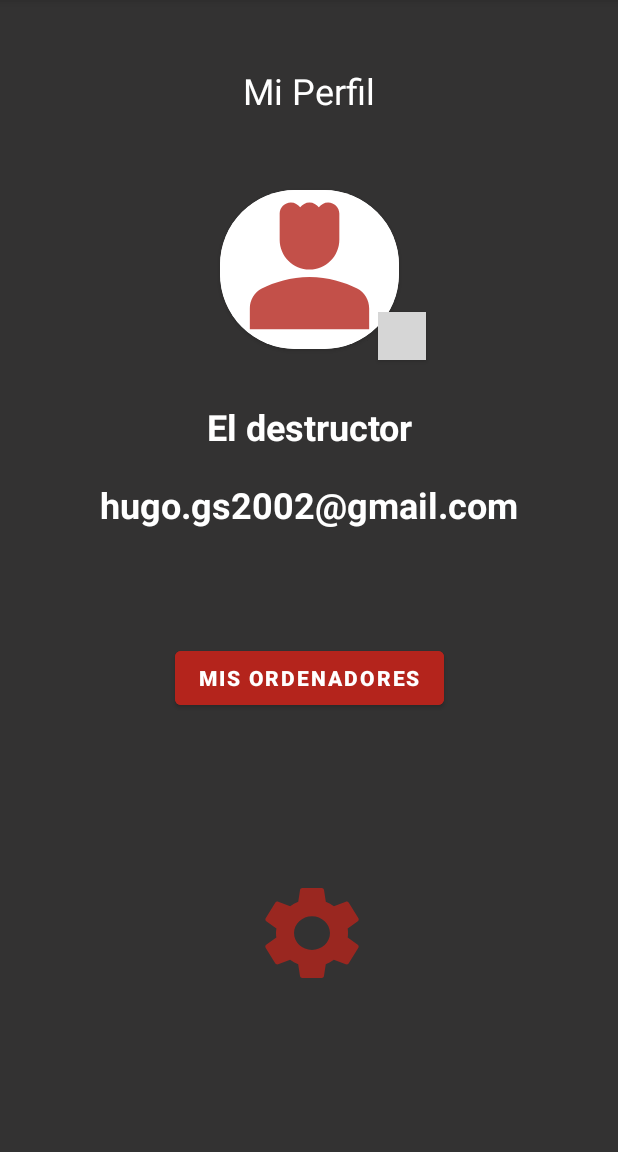
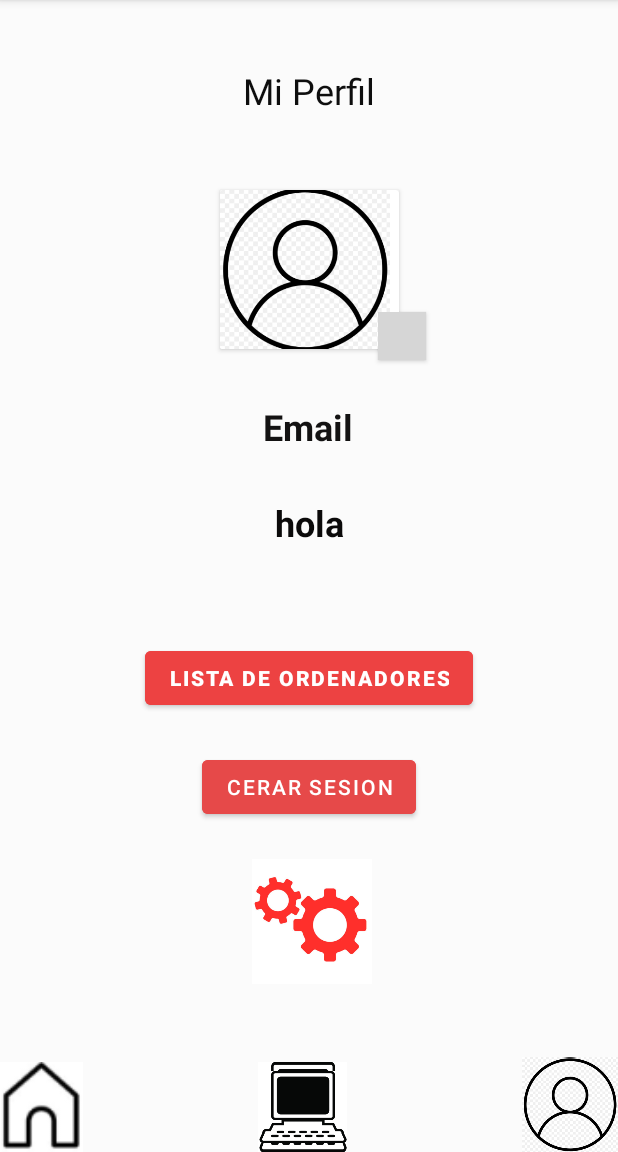
Before and after one commit to Hugo-Gomez-Sanchez-01101/tfg-proyect-2023, an Android app: the PerfilActivity screen opened directly, with no data from a screen before it, on a phone screen of 412 x 824 dp, the part 84-1236 px from its top. Run offline under Robolectric (Android 15) with nearby library versions, the phone set to English and light mode, and no system bars; our stand-ins replace Firebase (no records; nobody signed in at launch, a user with empty details on screens opened directly); grey boxes are pictures that could not be loaded.

Commit message:
Funcionalidad del desplazamiento por la aplicacion con los botones  principales en la pantalla de abajo y creacion del perfil de usuario.

```diff
--- a/app/src/main/AndroidManifest.xml
+++ b/app/src/main/AndroidManifest.xml
@@ -23,6 +23,7 @@
         <activity android:name=".PerfilActivity" />
         <activity android:name=".ListaOrdenadoresActivity" />
         <activity android:name=".VistaOrdenadorActivity" />
+        <activity android:name=".ActividadMenu"></activity>
         <activity
             android:name=".RegistroLoginActivity"
             android:exported="true">
--- a/app/src/main/java/com/example/apptfg/PerfilActivity.java
+++ b/app/src/main/java/com/example/apptfg/PerfilActivity.java
@@ -1,17 +1,69 @@
 package com.example.apptfg;
 
+import static com.example.apptfg.R.id.lblPhone;
+
+import android.annotation.SuppressLint;
+import android.content.Context;
 import android.content.Intent;
+import android.content.SharedPreferences;
 import android.os.Bundle;
+import android.view.View;
+import android.widget.Button;
+import android.widget.EditText;
+import android.widget.ImageButton;
 
 import androidx.annotation.Nullable;
 import androidx.appcompat.app.AppCompatActivity;
 
+import com.google.firebase.auth.FirebaseAuth;
+
 public class PerfilActivity extends AppCompatActivity {
+    private ImageButton iUsuario,iCasa, iOrdenador;
+
+
+
     @Override
     protected void onCreate(@Nullable Bundle savedInstanceState) {
         super.onCreate(savedInstanceState);
         setContentView(R.layout.activity_perfil);
         findViewById(R.id.btnListaOrdenadores).setOnClickListener(view -> verListaOrdenadores());
+        findViewById(R.id.btnCerrarSesion).setOnClickListener(View -> cerrarSesion());
+
+        iCasa = findViewById(R.id.iCasa);
+        iOrdenador = findViewById(R.id.iOrdenador);
+        iUsuario = findViewById(R.id.iUsuario);
+
+
+        iCasa.setOnClickListener(v -> {
+            Intent intent = new Intent(this, ListaOrdenadoresActivity.class);
+            startActivity(intent);
+
+        });
+        iOrdenador.setOnClickListener(v ->{
+            Intent intent = new Intent(this, ActividadMenu.class);
+            startActivity(intent);
+        } );
+
+        iUsuario.setOnClickListener(v ->{
+            Intent intent = new Intent(this, PerfilActivity.class);
+            startActivity(intent);
+        });
+
+
+
+
+
+
+
+
+    }
+
+    private void cerrarSesion() {
+        SharedPreferences.Editor prefs = getSharedPreferences(getString(R.string.prefs_file), Context.MODE_PRIVATE).edit();
+        prefs.clear();
+        prefs.apply();
+        FirebaseAuth.getInstance().signOut();
+        onBackPressed();
     }
 
     private void verListaOrdenadores() {
--- a/app/src/main/java/com/example/apptfg/RegistroLoginActivity.java
+++ b/app/src/main/java/com/example/apptfg/RegistroLoginActivity.java
@@ -108,7 +108,7 @@ public class RegistroLoginActivity extends AppCompatActivity {
     }
 
     private void irHome(String email, ProviderType proveedor){
-        Intent i = new Intent(this, ResultadosActivity.class);
+        Intent i = new Intent(this, ListaOrdenadoresActivity.class);
         i.putExtra("email",email);
         i.putExtra("proveedor",proveedor + "");
         startActivity(i);
--- a/app/src/main/res/layout/activity_perfil.xml
+++ b/app/src/main/res/layout/activity_perfil.xml
@@ -4,7 +4,7 @@
     xmlns:tools="http://schemas.android.com/tools"
     android:layout_width="match_parent"
     android:layout_height="match_parent"
-    android:background="#DC131212">
+    android:background="#DCFBFBFB">
 
     <androidx.cardview.widget.CardView
         android:id="@+id/cardView"
@@ -12,20 +12,20 @@
         android:layout_height="106dp"
         android:layout_margin="5dp"
         android:elevation="10dp"
-        app:cardCornerRadius="50dp"
+
         app:layout_constraintBottom_toBottomOf="parent"
         app:layout_constraintEnd_toEndOf="parent"
         app:layout_constraintStart_toStartOf="parent"
         app:layout_constraintTop_toTopOf="parent"
         app:layout_constraintVertical_bias="0.186">
 
-        <ImageView
+        <ImageButton
             android:id="@+id/imagenPerfil"
-            android:layout_width="match_parent"
+            android:layout_width="113dp"
             android:layout_height="match_parent"
             android:background="@color/white"
             android:scaleType="centerCrop"
-            app:srcCompat="@drawable/profile" />
+            app:srcCompat="@drawable/usuariotfg" />
     </androidx.cardview.widget.CardView>
 
     <Button
@@ -35,38 +35,39 @@
         android:layout_marginTop="208dp"
         android:layout_marginEnd="128dp"
         android:background="@drawable/lapiz"
-        android:backgroundTint="#FFB4241C"
+        android:backgroundTint="#1CB4AF"
         app:iconGravity="textEnd"
         app:iconPadding="1dp"
         app:iconSize="20dp"
-        app:iconTint="#FFFFFF"
+        app:iconTint="#BD0E0E"
         app:layout_constraintEnd_toEndOf="parent"
         app:layout_constraintTop_toTopOf="parent" />
 
     <TextView
-        android:id="@+id/nombreUsuario17Lbl"
+        android:id="@+id/lblEmail"
         android:layout_width="238dp"
         android:layout_height="37dp"
-        android:layout_marginTop="268dp"
-        android:text="El destructor"
+        android:text="Email"
         android:textAlignment="center"
-        android:textColor="#FFFFFF"
+        android:textColor="#131212"
         android:textSize="24sp"
         android:textStyle="bold"
+        app:layout_constraintBottom_toBottomOf="parent"
         app:layout_constraintEnd_toEndOf="parent"
+        app:layout_constraintHorizontal_bias="0.497"
         app:layout_constraintStart_toStartOf="parent"
-        app:layout_constraintTop_toTopOf="parent" />
+        app:layout_constraintTop_toTopOf="parent"
+        app:layout_constraintVertical_bias="0.367" />
 
     <TextView
-        android:id="@+id/nombreUsuario17Lbl2"
+        android:id="@+id/lblPerfil"
         android:layout_width="238dp"
         android:layout_height="37dp"
         android:layout_marginTop="44dp"
-        android:autoText="false"
         android:freezesText="false"
         android:text="Mi Perfil"
         android:textAlignment="center"
-        android:textColor="#FFFFFF"
+        android:textColor="#0E0E0E"
         android:textColorHighlight="#FFFFFF"
         android:textSize="24sp"
         app:layout_constraintEnd_toEndOf="parent"
@@ -75,14 +76,14 @@
         app:layout_constraintTop_toTopOf="parent" />
 
     <TextView
-        android:id="@+id/correoUsuarioLbl"
-        android:layout_width="322dp"
-        android:layout_height="0dp"
+        android:id="@+id/lblPhone"
+        android:layout_width="362dp"
+        android:layout_height="48dp"
         android:layout_marginTop="320dp"
         android:layout_marginBottom="36dp"
-        android:text="hugo.gs2002@gmail.com"
+        android:text="hola"
         android:textAlignment="center"
-        android:textColor="#FFFFFF"
+        android:textColor="#0B0A0A"
         android:textSize="24sp"
         android:textStyle="bold"
         app:layout_constraintBottom_toTopOf="@+id/btnListaOrdenadores"
@@ -96,29 +97,86 @@
         android:layout_width="wrap_content"
         android:layout_height="wrap_content"
         android:layout_marginBottom="292dp"
-        android:backgroundTint="#B4241C"
-        android:text="Mis Ordenadores"
+        android:backgroundTint="#ED4242"
+        android:text="Lista de ordenadores"
         android:textStyle="bold"
         app:layout_constraintBottom_toBottomOf="parent"
         app:layout_constraintEnd_toEndOf="parent"
         app:layout_constraintStart_toStartOf="parent"
-        app:layout_constraintTop_toBottomOf="@+id/correoUsuarioLbl" />
+         />
+
 
     <Button
+        android:id="@+id/btnCerrarSesion"
+        android:layout_width="wrap_content"
+        android:layout_height="wrap_content"
+        android:backgroundTint="#E64949"
+        android:text="Cerar Sesion"
+        app:iconTint="#DF4B4B"
+        app:layout_constraintBottom_toTopOf="@+id/btnAjustes"
+        app:layout_constraintEnd_toEndOf="parent"
+        app:layout_constraintStart_toStartOf="parent"
+        app:layout_constraintTop_toBottomOf="@+id/btnListaOrdenadores"
+        tools:ignore="MissingConstraints"></Button>
+
+    <ImageButton
         android:id="@+id/btnAjustes"
-        android:layout_width="64dp"
-        android:layout_height="60dp"
-        android:layout_marginEnd="172dp"
-        android:layout_marginBottom="116dp"
-        android:background="@drawable/ajustes"
-        android:backgroundTint="#B4241C"
+        android:layout_width="80dp"
+        android:layout_height="83dp"
+        android:layout_marginEnd="164dp"
+        android:layout_marginBottom="112dp"
+        android:background="@drawable/ajustestfg"
+        android:backgroundTint="#FFFFFF"
         android:hapticFeedbackEnabled="false"
+        android:scaleType="centerInside"
+        android:src="@drawable/ajustestfg"
         android:textColor="#B4241C"
         android:textColorHighlight="#B4241C"
         android:textStyle="bold"
         app:iconGravity="top"
         app:iconTint="#B4241C"
         app:layout_constraintBottom_toBottomOf="parent"
-        app:layout_constraintEnd_toEndOf="parent" />
+        app:layout_constraintEnd_toEndOf="parent"
+        tools:src="@drawable/ajustestfg" />
+    <ImageButton
+        android:id="@+id/iCasa"
+        android:layout_width="55dp"
+        android:layout_height="60dp"
+        android:layout_marginEnd="344dp"
+        android:background="#FFFFFF"
+        android:foreground="@drawable/casitatf"
+        android:src="@drawable/casitatf"
+        app:layout_constraintBottom_toBottomOf="parent"
 
+        app:layout_constraintStart_toStartOf="parent"
+        tools:ignore="MissingConstraints">
+
+    </ImageButton>
+
+    <ImageButton
+        android:id="@+id/iUsuario"
+        android:layout_width="64dp"
+        android:layout_height="63dp"
+        android:background="@drawable/usuariotfg"
+        android:scaleType="centerInside"
+        android:src="@drawable/usuariotfg"
+        app:layout_constraintBottom_toBottomOf="parent"
+        app:layout_constraintEnd_toEndOf="parent"
+        tools:ignore="MissingConstraints">
+
+    </ImageButton>
+
+    <ImageButton
+        android:id="@+id/iOrdenador"
+        android:layout_width="59dp"
+        android:layout_height="60dp"
+        android:background="@drawable/ordenadortfg"
+        android:scaleType="centerInside"
+        android:src="@drawable/ordenadortfg"
+        app:layout_constraintBottom_toBottomOf="parent"
+        app:layout_constraintEnd_toStartOf="@+id/iUsuario"
+        app:layout_constraintStart_toEndOf="@+id/iCasa"
+        tools:ignore="MissingConstraints">
+
+    </ImageButton>
 </androidx.constraintlayout.widget.ConstraintLayout>
```
Also changed, not shown: app/src/main/java/com/example/apptfg/ActividadMenu.java (added, +40 -0 lines), app/src/main/java/com/example/apptfg/ListaOrdenadoresActivity.java (+28 -0 lines), app/src/main/res/layout/actividad_menu.xml (added, +117 -0 lines), app/src/main/res/layout/activity_lista_ordenadores.xml (+41 -0 lines), app/src/main/res/values/stringsIvan.xml (added, +20 -0 lines), app/src/main/res/drawable-xhdpi/ajustestfg.PNG (added), app/src/main/res/drawable-xhdpi/casitatf.PNG (added), app/src/main/res/drawable-xhdpi/ordenadortfg.PNG (added), app/src/main/res/drawable-xhdpi/usuariotfg.PNG (added), app/src/main/res/font/dancing.ttf (added).
